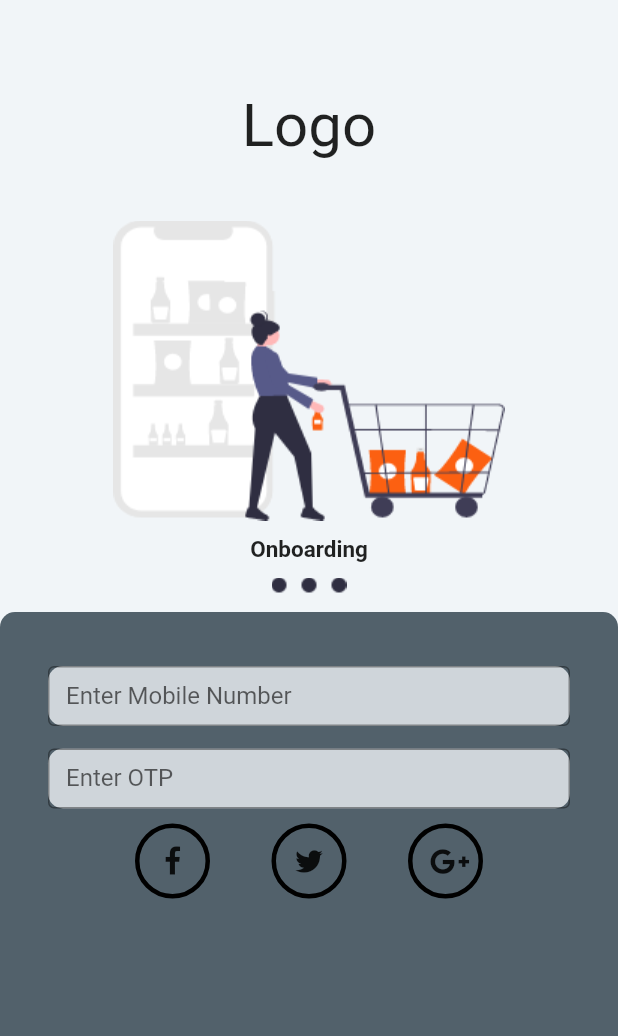
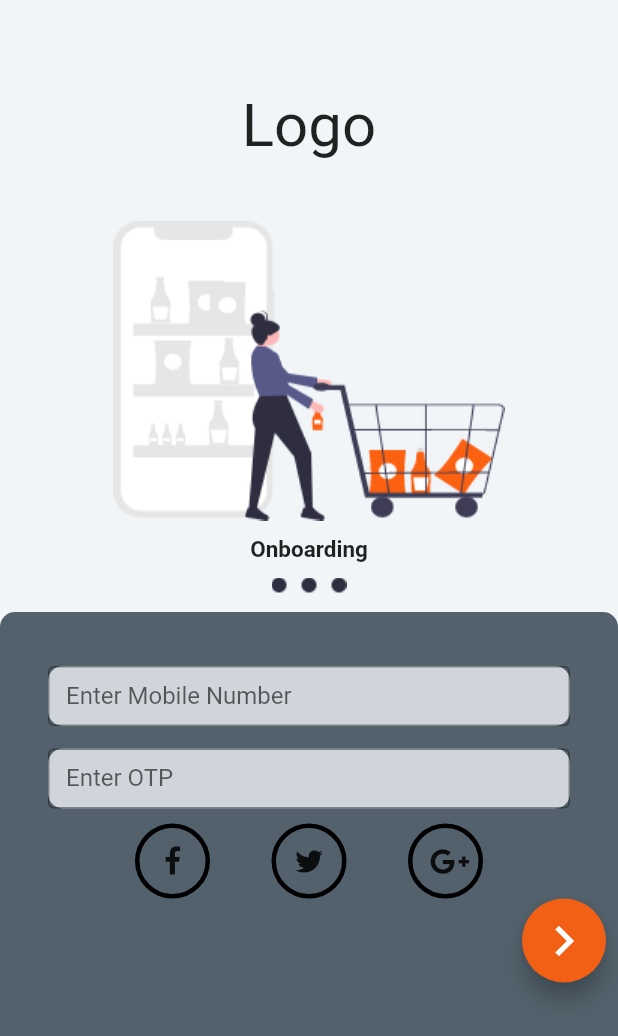
Before and after one commit to piyushxbajaj/grocery_app, a Flutter app: the screen it shows after launch, on a phone screen of 412 x 824 dp. Shown: the top 1036 px of the screen. Run offline on Flutter 3.47's test engine with Material 2 defaults, Android fonts, the phone set to English and light mode, and no system bars.

```diff
--- a/lib/main.dart
+++ b/lib/main.dart
@@ -186,11 +186,27 @@ class MyHomePage extends StatelessWidget {
                           ],
                         ),
                       ),
+                      Row(
+                        mainAxisAlignment: MainAxisAlignment.end,
+                        children: <Widget>[
+                          Padding(
+                            padding: const EdgeInsets.only(right: 8.0),
+                            child: FloatingActionButton(
+                              backgroundColor: Color.fromARGB(255, 242, 96, 22),
+                              child: Icon(
+                                Icons.chevron_right,
+                                size: 40,
+//                                color: Color.fromARGB(255, 242, 96, 22),
+                              ),
+                            ),
+                          ),
+                        ],
+                      )
                     ],
                   ),
                 ),
               ),
-            )
+            ),
           ],
         ),
       ),
```
